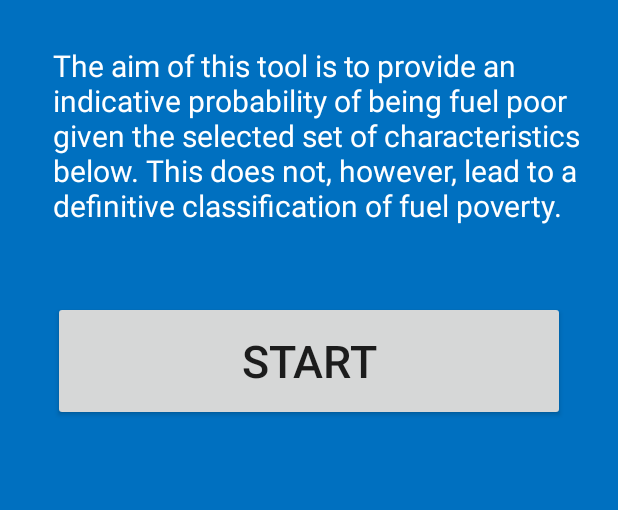
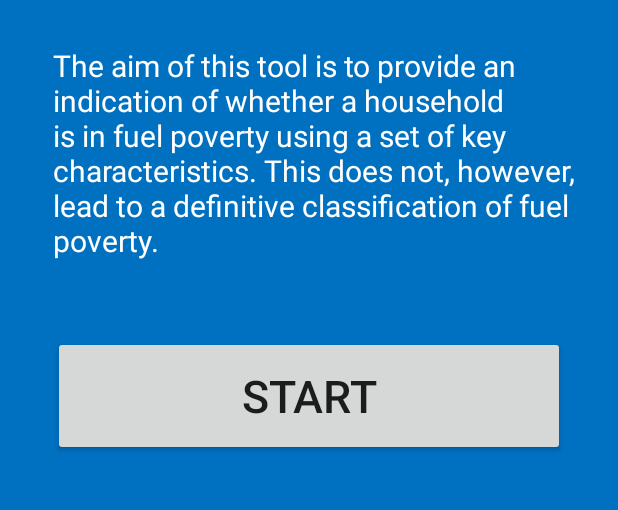
Before and after one commit to SeaMouse/LIHC_Tool, an Android app: the screen it shows after launch (MainActivity), on a phone screen of 412 x 824 dp, the part 361-871 px from its top. Run offline under Robolectric (Android 15) with nearby library versions, the phone set to English and light mode, and no system bars.

Commit message:
Updated title page text.

```diff
--- a/app/src/main/res/layout/activity_main.xml
+++ b/app/src/main/res/layout/activity_main.xml
@@ -5,6 +5,8 @@
     android:layout_height="match_parent"
     android:layout_width="match_parent"
     android:background="@color/blue">
+
+    <!-- TODO add version number -->
 
     <TextView
         android:layout_width="match_parent"
--- a/app/src/main/res/values/strings.xml
+++ b/app/src/main/res/values/strings.xml
@@ -6,7 +6,7 @@
 
     <string name="appTitle">LIHC tool</string>
     <string name="text_welcomeTitle">Welcome to the LIHC tool</string>
-    <string name="text_welcomeText">The aim of this tool is to provide an indicative probability of being fuel poor given the selected set of characteristics below. This does not, however, lead to a definitive classification of fuel poverty.</string>
+    <string name="text_welcomeText">The aim of this tool is to provide an indication of whether a household is in fuel poverty using a set of key characteristics. This does not, however, lead to a definitive classification of fuel poverty.</string>
     <string name="button_start">Start</string>
     <string name="title_activity_employment_question">employmentQuestion</string>
     <string name="title_activity_partner_employment_question">PartnerEmploymentQuestion</string>
```
